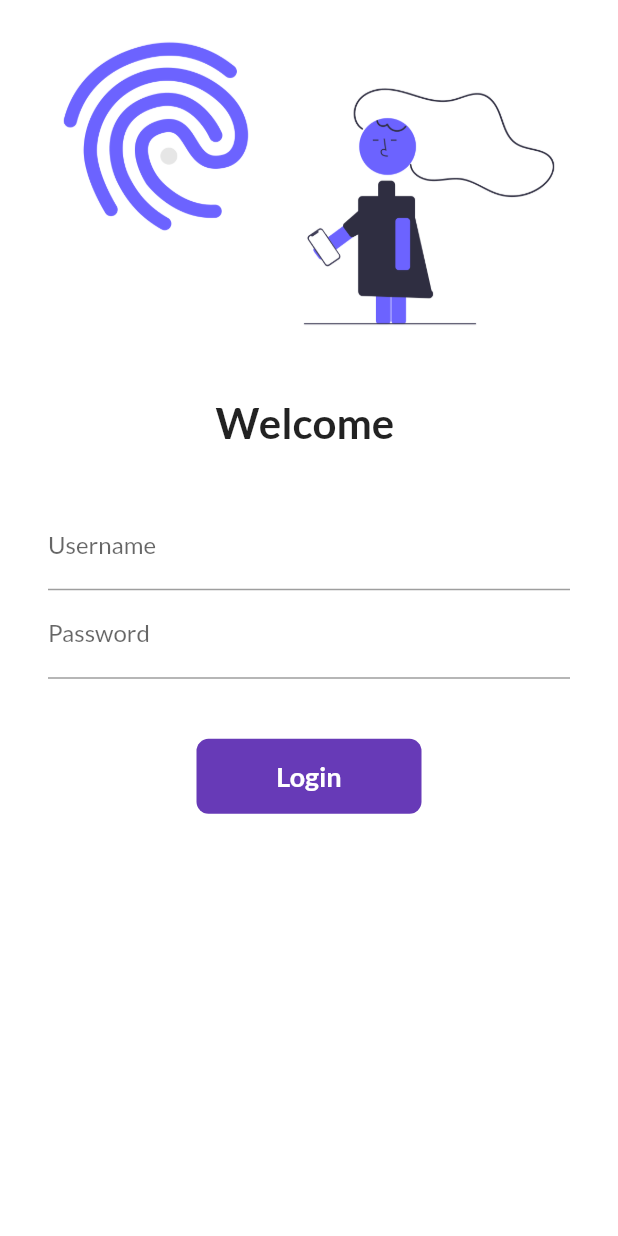
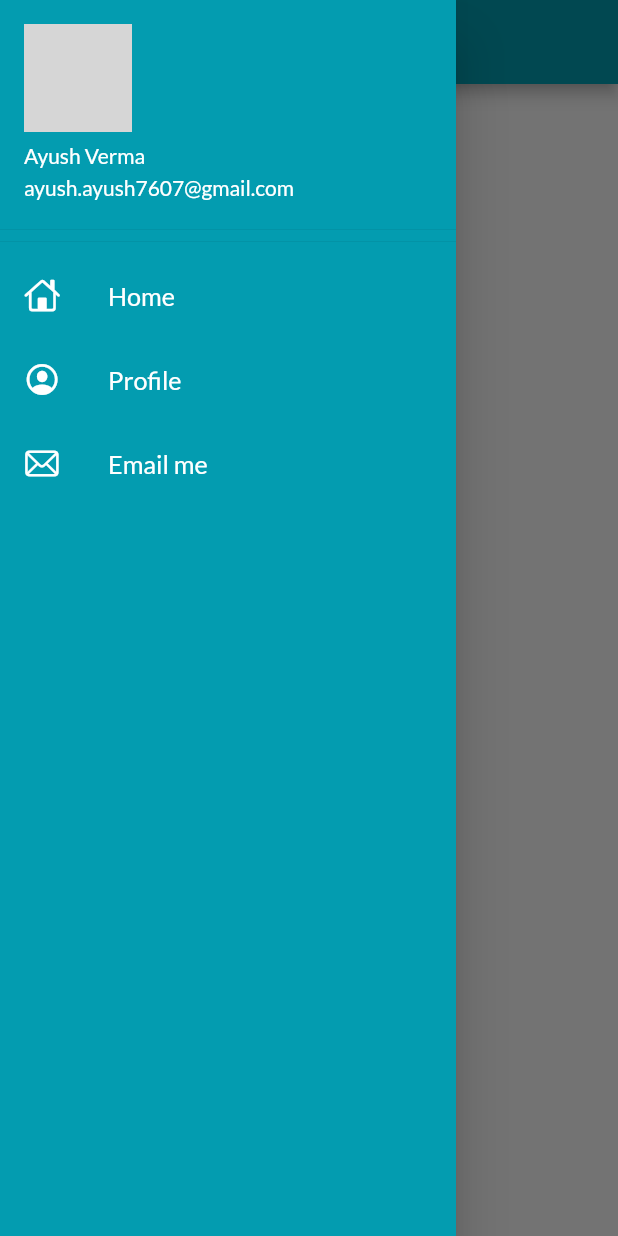
Before and after one commit to ayush-7607v/30DaysofFlutter, a Flutter app: the screen it shows after launch, with the side drawer open (before the commit the screen has no drawer), on a phone screen of 412 x 824 dp. Run offline on Flutter 3.47's test engine with Material 2 defaults, Android fonts, the phone set to English and light mode, and no system bars; our stand-ins replace google_fonts; network calls fail; grey boxes are pictures that could not be loaded.

Commit message:
day 8 doneee

```diff
--- a/lib/main.dart
+++ b/lib/main.dart
@@ -31,7 +31,6 @@ class MyApp extends StatelessWidget {
           primarySwatch: Colors.pink,
           fontFamily: GoogleFonts.lato().fontFamily,
         ),
-
         debugShowCheckedModeBanner: false,
         // help remove debug banner from app
 
@@ -42,7 +41,7 @@ class MyApp extends StatelessWidget {
           brightness: Brightness.dark,
           // these are specification of dark theme
         ),
-        // initialRoute: "/home",
+        initialRoute: MyRouteshere.homeroute,
         routes: {
           "/": (context) => const loginpage(),
           MyRouteshere.homeroute: (context) => homepage(),
@@ -66,3 +65,4 @@ class MyApp extends StatelessWidget {
 //  run f5
 //  ctrl + . for wrapping
 // ctrl + click for documenatation of any button etc
+//  ctrl + spacebar for options when hover over element wale
--- a/lib/screens/home_page.dart
+++ b/lib/screens/home_page.dart
@@ -1,4 +1,5 @@
 import 'package:flutter/material.dart';
+import 'package:flutter_application_1_vs/widgets/drawer.dart';
 
 class homepage extends StatelessWidget {
   const homepage({Key? key}) : super(key: key);
@@ -10,13 +11,18 @@ class homepage extends StatelessWidget {
     return Scaffold(
       appBar: AppBar(
         title: Text("catalog app"),
+        backgroundColor: Color.fromARGB(255, 3, 156, 176),
       ),
+
       body: Center(
-        child: Container(
-          child: Text("Lauda $day Welcomehj"),
-        ),
+        child: Container(child: Text("hello $day Welcomc ehj")),
       ),
-      drawer: Drawer(),
+      // body: Center(
+      //   child: Container(
+      //     child: Text("Lauda $day Welcomehj"),
+      //   ),
+      // ),
+      drawer: MyDrawer(),
     );
   }
 }
--- a/lib/screens/login_page.dart
+++ b/lib/screens/login_page.dart
@@ -71,6 +71,7 @@ class _loginpageState extends State<loginpage> {
                         onChanged: (value) {
                           name = value;
                           setState(() {});
+
                           // we cant use build() direct to change ui
                           // setState used to change build() direct calling dosent work
                         }),
@@ -83,11 +84,34 @@ class _loginpageState extends State<loginpage> {
                         if (value!.isEmpty) {
                           return "Password cannot be empty";
                         } else if (value.length < 6) {
-                          return "Password length should ba atleast 6";
+                          return "Password length should be atleast 6";
                         }
                         return null;
                       },
                     ),
+
+                    // TextFormField(
+
+                    //      obscureText: true,
+                    //     decoration: const InputDecoration(
+                    //         hintText: "Enter your Mobile Number", labelText: "Mobile number"),
+
+                    //      children:
+                    //         [
+                    //           DropdownButton<String>(
+                    //             items: <String>['A', 'B', 'C', 'D']
+                    //                 .map((String value) {
+                    //               return DropdownMenuItem<String>(
+                    //                 value: value,
+                    //                 child: Text(value),
+                    //               );
+                    //             }).toList(),
+                    //             onChanged: (_) {},
+                    //           )
+                    //         ]
+
+                    // ),
+
                     const SizedBox(
                       height: 40.0,
                     ),
@@ -104,11 +128,11 @@ class _loginpageState extends State<loginpage> {
                           height: 50,
                           alignment: Alignment.center,
                           child: changeButton
-                              ? Icon(
+                              ? const Icon(
                                   Icons.done,
                                   color: Colors.white,
                                 )
-                              : Text(
+                              : const Text(
                                   "Login",
                                   style: TextStyle(
                                       color: Colors.white,
@@ -117,7 +141,7 @@ class _loginpageState extends State<loginpage> {
                                 ),
                         ),
                       ),
-                    )
+                    ),
 
                     // ElevatedButton(
                     //   child: Text("Login"),
@@ -129,10 +153,11 @@ class _loginpageState extends State<loginpage> {
                   ],
                 ),
               )
+              // ],
             ],
           ),
-        ),
-      ),
+          //   ),
+          // ),
 
           // child: Center(
           //     child: Text(
@@ -145,6 +170,6 @@ class _loginpageState extends State<loginpage> {
           //   // textAlign: Center,
           //   // textScaleFactor: 2.0,
           // )),
-    );
+        )));
   }
 }
--- /dev/null
+++ b/lib/widgets/drawer.dart
@@ -0,0 +1,79 @@
+import 'dart:ui';
+import 'package:flutter/cupertino.dart';
+import "package:flutter/material.dart";
+import 'package:flutter/physics.dart';
+
+class MyDrawer extends StatelessWidget {
+  const MyDrawer({Key? key}) : super(key: key);
+
+  @override
+  Widget build(BuildContext context) {
+    const imageUrl =
+        "https://media-exp1.licdn.com/dms/image/C4D03AQFfIUbP4VLiTw/profile-displayphoto-shrink_800_800/0/1656999759786?e=1667433600&v=beta&t=rHL9pb6fpaHaU63Ot4CBePdWw0iOLv8zLbQgfPgtJgI";
+    return Drawer(
+      child: Container(
+        color: Color.fromARGB(255, 3, 156, 176),
+        child: ListView(
+          padding: EdgeInsets.zero,
+          children: [
+            Container(
+              child: const DrawerHeader(
+                decoration:
+                    BoxDecoration(color: Color.fromARGB(255, 3, 156, 176)),
+                padding: EdgeInsets.zero,
+                child: UserAccountsDrawerHeader(
+                  decoration:
+                      BoxDecoration(color: Color.fromARGB(255, 3, 156, 176)),
+                  accountName: Text("Ayush Verma"),
+                  accountEmail: Text("ayush.ayush7607@gmail.com"),
+                  currentAccountPicture: CircleAvatar(
+                    backgroundImage: NetworkImage(imageUrl),
+                  ),
+                ),
+              ),
+            ),
+            const ListTile(
+              leading: Icon(
+                CupertinoIcons.home,
+                color: Colors.white,
+              ),
+              title: Text(
+                "Home",
+                textScaleFactor: 1.2,
+                style: TextStyle(
+                  color: Colors.white,
+                ),
+              ),
+            ),
+            const ListTile(
+              leading: Icon(
+                CupertinoIcons.profile_circled,
+                color: Colors.white,
+              ),
+              title: Text(
+                "Profile",
+                textScaleFactor: 1.2,
+                style: TextStyle(
+                  color: Colors.white,
+                ),
+              ),
+            ),
+            const ListTile(
+              leading: Icon(
+                CupertinoIcons.mail,
+                color: Colors.white,
+              ),
+              title: Text(
+                "Email me",
+                textScaleFactor: 1.2,
+                style: TextStyle(
+                  color: Colors.white,
+                ),
+              ),
+            )
+          ],
+        ),
+      ),
+    );
+  }
+}
```
Lines whose indentation alone changed are shown as unchanged.
